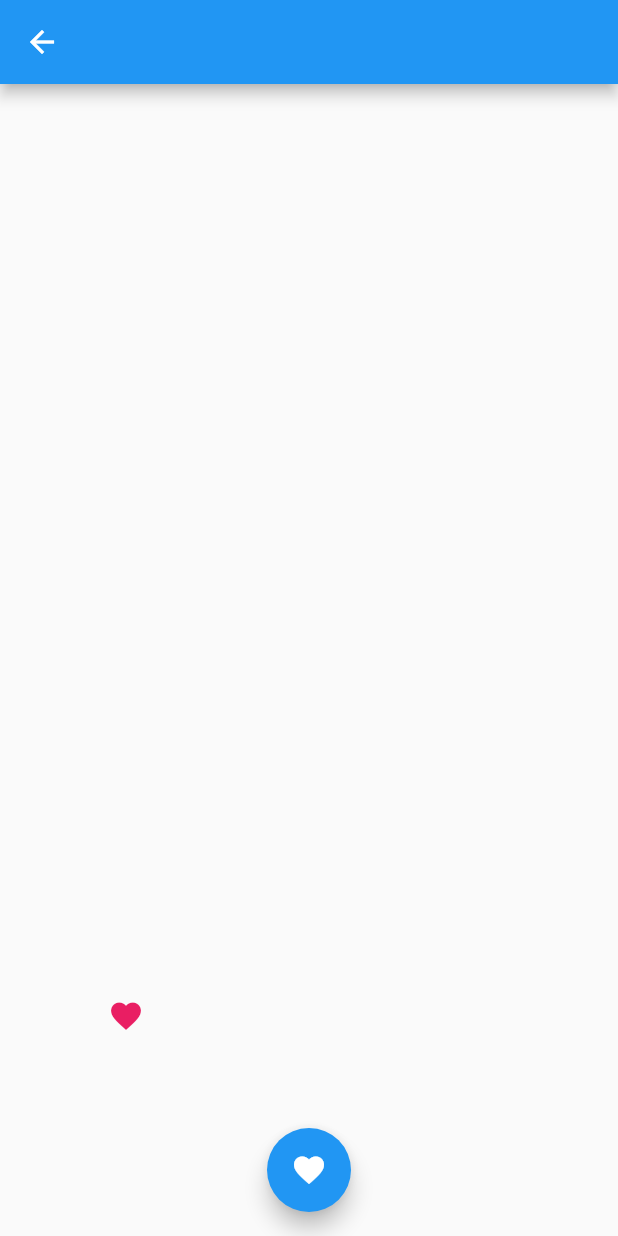
After one commit to islamdidarmd/flutter-playground, a Flutter app: the ParticlesScreen screen opened directly, after a tap on the "favorite" icon, on a phone screen of 412 x 824 dp. The commit adds this screen. Run offline on Flutter 3.47's test engine with Material 2 defaults, Android fonts, the light colour scheme and no system bars.

Commit message:
Add particle example

```diff
--- a/lib/home/home_screen.dart
+++ b/lib/home/home_screen.dart
@@ -3,6 +3,7 @@ import 'package:flutter_playground/custom_painter/custom_painter_screen.dart';
 import 'package:flutter_playground/utils/navigation_utils.dart';
 
 import '../bottom_nav/bottom_nav_screen.dart';
+import '../particles/particles_screen.dart';
 
 class HomeScreen extends StatelessWidget {
   const HomeScreen({Key? key}) : super(key: key);
@@ -31,6 +32,12 @@ class HomeScreen extends StatelessWidget {
               },
               child: const Text('Custom Bottom Nav'),
             ),
+            ElevatedButton(
+              onPressed: () {
+                context.navigateTo(const ParticlesScreen());
+              },
+              child: const Text('Particles'),
+            ),
           ],
         ),
       ),
--- /dev/null
+++ b/lib/particles/particles_screen.dart
@@ -0,0 +1,89 @@
+import 'dart:async';
+import 'dart:math';
+
+import 'package:flutter/material.dart';
+
+class ParticlesScreen extends StatefulWidget {
+  const ParticlesScreen({Key? key}) : super(key: key);
+
+  @override
+  _ParticlesScreenState createState() => _ParticlesScreenState();
+}
+
+class _ParticlesScreenState extends State<ParticlesScreen>
+    with SingleTickerProviderStateMixin {
+  final List<Particle> particles = [];
+
+ @override
+  Widget build(BuildContext context) {
+    return Scaffold(
+      appBar: AppBar(),
+      body: Stack(
+        fit: StackFit.passthrough,
+        children: [
+          Positioned(
+            bottom: 16,
+            left: 0,
+            right: 0,
+            child: FloatingActionButton(
+              onPressed: addParticle,
+              child: const Icon(Icons.favorite),
+            ),
+          ),
+          ...getParticles().map((e) => e.buildWidget(context))
+        ],
+      ),
+    );
+  }
+
+  List<Particle> getParticles() {
+    return particles;
+  }
+
+  void addParticle() {
+    final rand = Random();
+    final left = rand.nextInt(MediaQuery.of(context).size.width.toInt()) * 1.0;
+    particles.add(Particle(left, (particle) {
+      particles.remove(particle);
+      Future.microtask(() => setState(() {
+
+      }));
+    }));
+    setState(() {});
+  }
+}
+
+class Particle {
+  var isEnded = false;
+  double left;
+
+  final Function(Particle) onEnd;
+
+  Particle(this.left, this.onEnd);
+
+  Widget buildWidget(BuildContext context) {
+
+    final height = MediaQuery.of(context).size.height;
+    return TweenAnimationBuilder(
+      tween: IntTween(begin: 0, end: height.toInt()),
+      duration: const Duration(seconds: 15),
+      curve: Curves.fastLinearToSlowEaseIn,
+      builder: (context, value, child) {
+        if (height - value <= 5) {
+          isEnded = true;
+          onEnd(this);
+        }
+        return AnimatedPositioned(
+          left: left,
+          bottom: value * 1.0,
+          curve: Curves.linear,
+          duration: const Duration(seconds: 1),
+          child: const Icon(
+            Icons.favorite,
+            color: Colors.pink,
+          ),
+        );
+      },
+    );
+  }
+}
```
Also changed, not shown: demo.gif (added).
